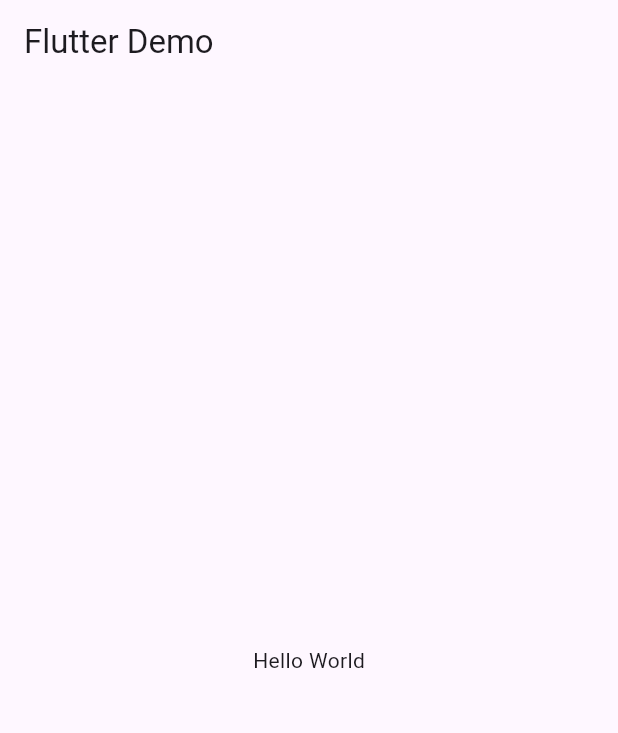
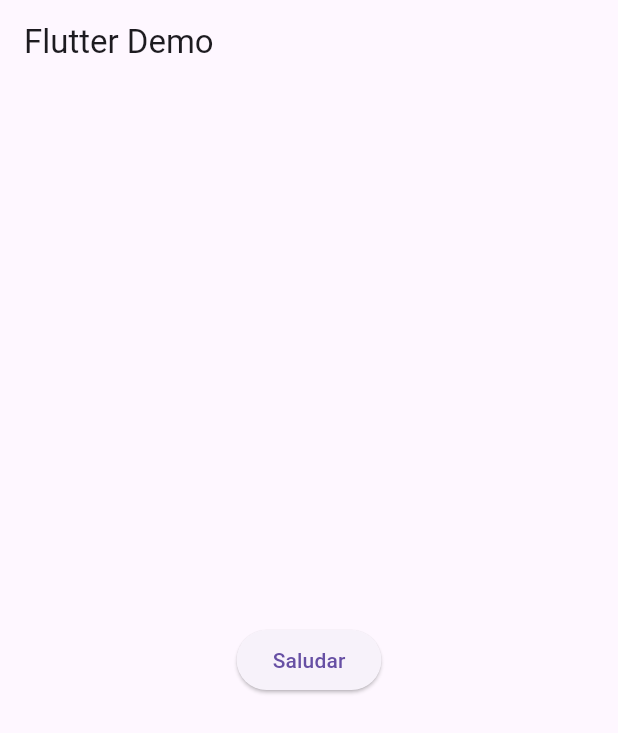
Before and after one commit to adimerpaul/fluuterfunciones, a Flutter app: the screen it shows after launch, on a phone screen of 412 x 824 dp. Shown: the top 733 px of the screen. Run offline on Flutter 3.47's test engine with Material 3 defaults, Android fonts, the phone set to English and light mode, and no system bars.

Commit message:
colocado en el boton el methodo de saludar

```diff
--- a/lib/main.dart
+++ b/lib/main.dart
@@ -12,6 +12,10 @@ class MyApp extends StatefulWidget {
 }
 
 class _MyAppState extends State<MyApp> {
+  void saludar() {
+    print('Hola Mundo');
+  }
+
   @override
   Widget build(BuildContext context) {
     return MaterialApp(
@@ -23,9 +27,11 @@ class _MyAppState extends State<MyApp> {
         appBar: AppBar(
           title: const Text('Flutter Demo'),
         ),
-        body: const Center(
-          child: Text('Hello World'),
-        ),
+        body: Center(
+            child: ElevatedButton(
+          onPressed: saludar,
+          child: const Text('Saludar'),
+        )),
       ),
     );
   }
```
